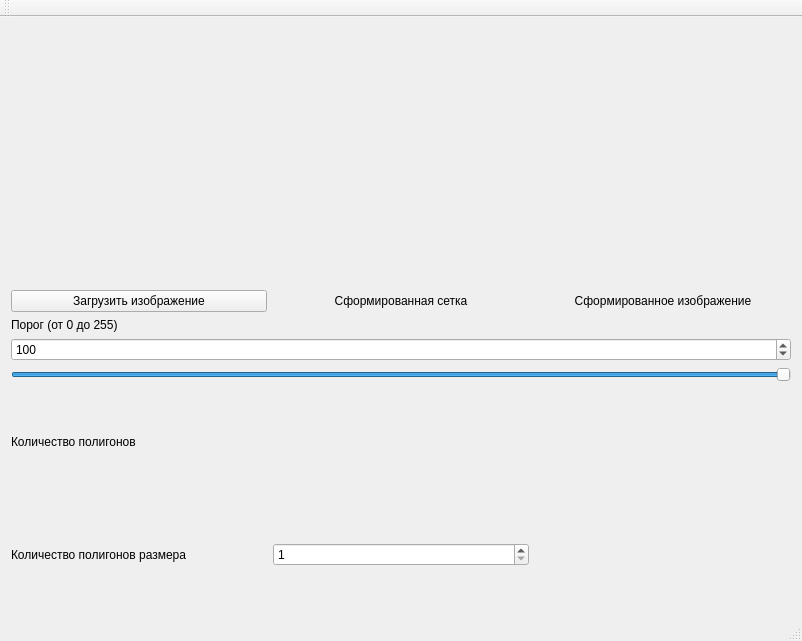
Before: the Qt Designer form model_main.ui in ashvalev78/polygons, drawn with Qt 5.
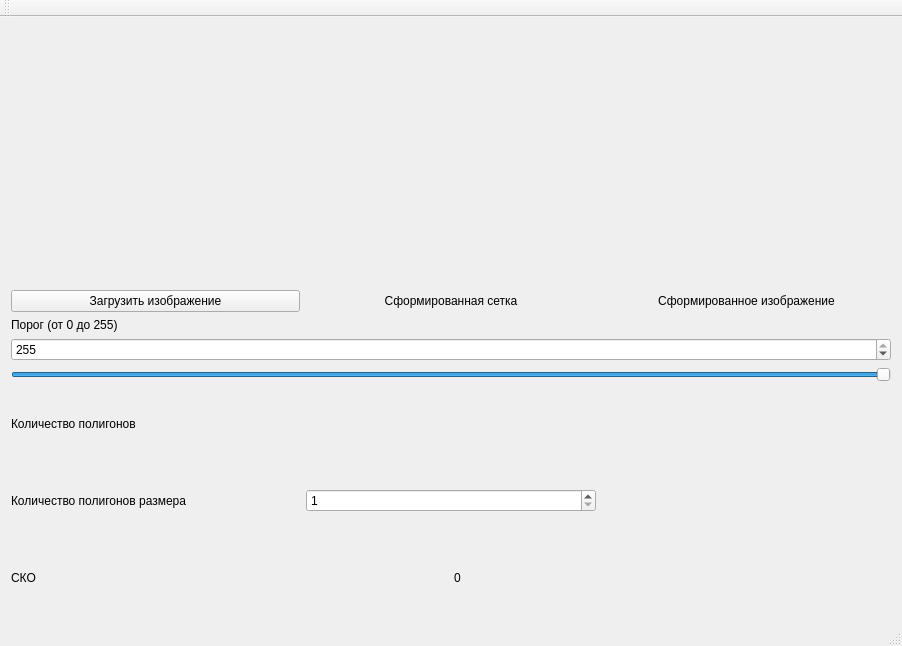
After: the same form once the commit is applied.

Commit message: grid & image bug fixed

```diff
--- a/model_main.ui
+++ b/model_main.ui
@@ -6,8 +6,8 @@
    <rect>
     <x>0</x>
     <y>0</y>
-    <width>797</width>
-    <height>641</height>
+    <width>902</width>
+    <height>646</height>
    </rect>
   </property>
   <property name="windowTitle">
@@ -144,7 +144,7 @@
            <number>255</number>
           </property>
           <property name="value">
-           <number>100</number>
+           <number>255</number>
           </property>
          </widget>
         </item>
@@ -198,7 +198,7 @@
          <number>1</number>
         </property>
         <property name="maximum">
-         <number>256</number>
+         <number>70000</number>
         </property>
         <property name="singleStep">
          <number>1</number>
@@ -214,6 +214,24 @@
       </item>
      </layout>
     </item>
+    <item>
+     <layout class="QHBoxLayout" name="horizontalLayout_4">
+      <item>
+       <widget class="QLabel" name="label_6">
+        <property name="text">
+         <string>СКО</string>
+        </property>
+       </widget>
+      </item>
+      <item>
+       <widget class="QLabel" name="label_SKO">
+        <property name="text">
+         <string>0</string>
+        </property>
+       </widget>
+      </item>
+     </layout>
+    </item>
    </layout>
   </widget>
   <widget class="QMenuBar" name="menuBar">
```
Left out of the diff: 7 changed lines with no effect on the pictures. The commit also changes 2 other files.
